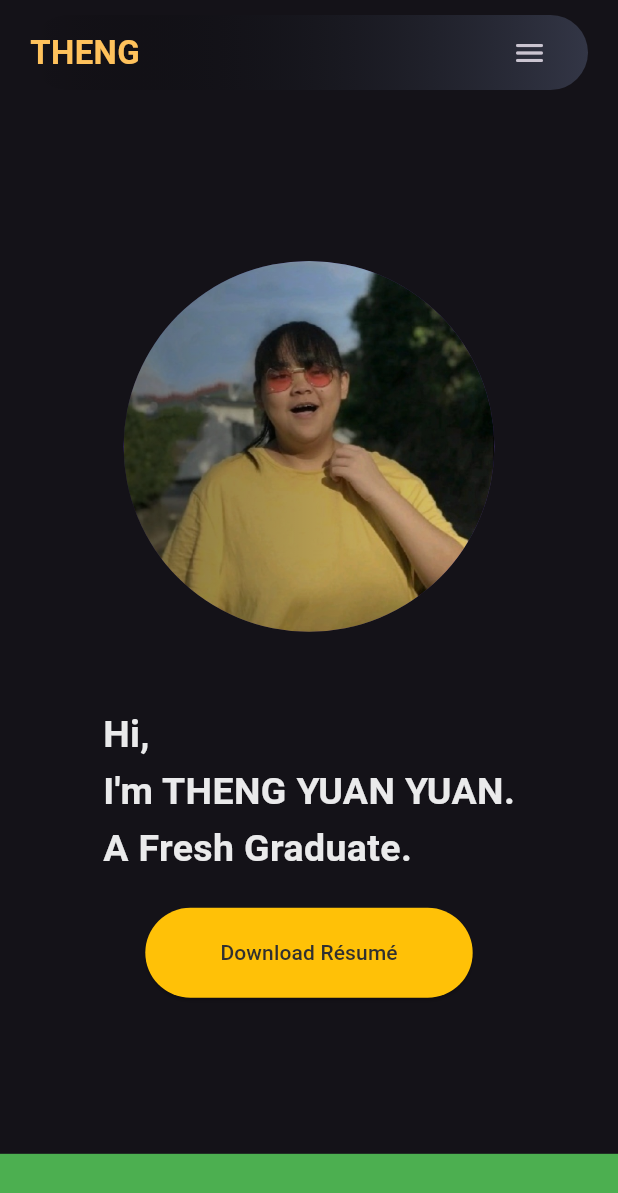
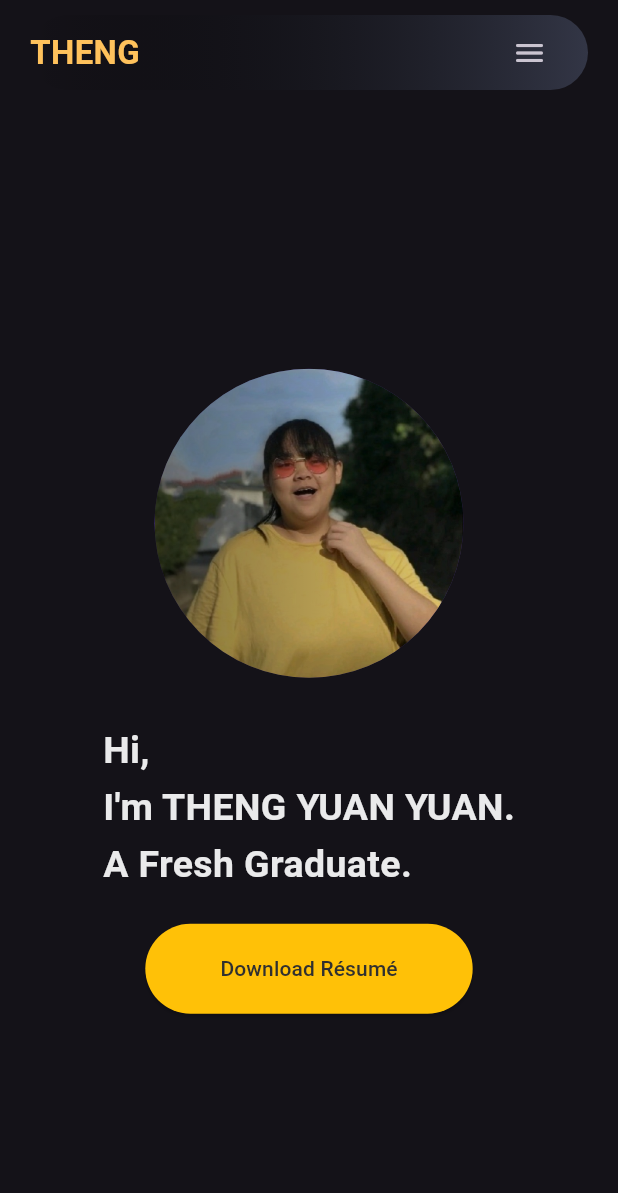
Before and after one commit to thengyuanyuan/my_portfolio, a Flutter app: the screen it shows after launch, on a phone screen of 412 x 824 dp. Shown: the top 1193 px of the screen. Run offline on Flutter 3.47's test engine with Material 3 defaults, Android fonts, the phone set to English and light mode, and no system bars; our stand-ins replace responsive_builder.

Commit message:
avatar size

```diff
--- a/lib/widgets/main_mobile.dart
+++ b/lib/widgets/main_mobile.dart
@@ -11,7 +11,7 @@ class MainMobile extends StatelessWidget {
   Widget build(BuildContext context) {
     return Container(
       margin: const EdgeInsets.all(20),
-      height: MediaQuery.sizeOf(context).height * 0.8,
+      height: MediaQuery.sizeOf(context).height * 0.9,
       constraints: const BoxConstraints(minHeight: 500.0),
       child: Column(
         mainAxisAlignment: MainAxisAlignment.center,
@@ -27,11 +27,11 @@ class MainMobile extends StatelessWidget {
             blendMode: BlendMode.srcATop,
             child: CircleAvatar(
               foregroundImage: const AssetImage(profilePath),
-              radius: MediaQuery.sizeOf(context).width * 0.3,
+              radius: MediaQuery.sizeOf(context).width * 0.25,
             ),
           ),
           const SizedBox(
-            height: 50,
+            height: 30,
           ),
           const Text(
             "Hi,\nI'm THENG YUAN YUAN.\nA Fresh Graduate.",
```
